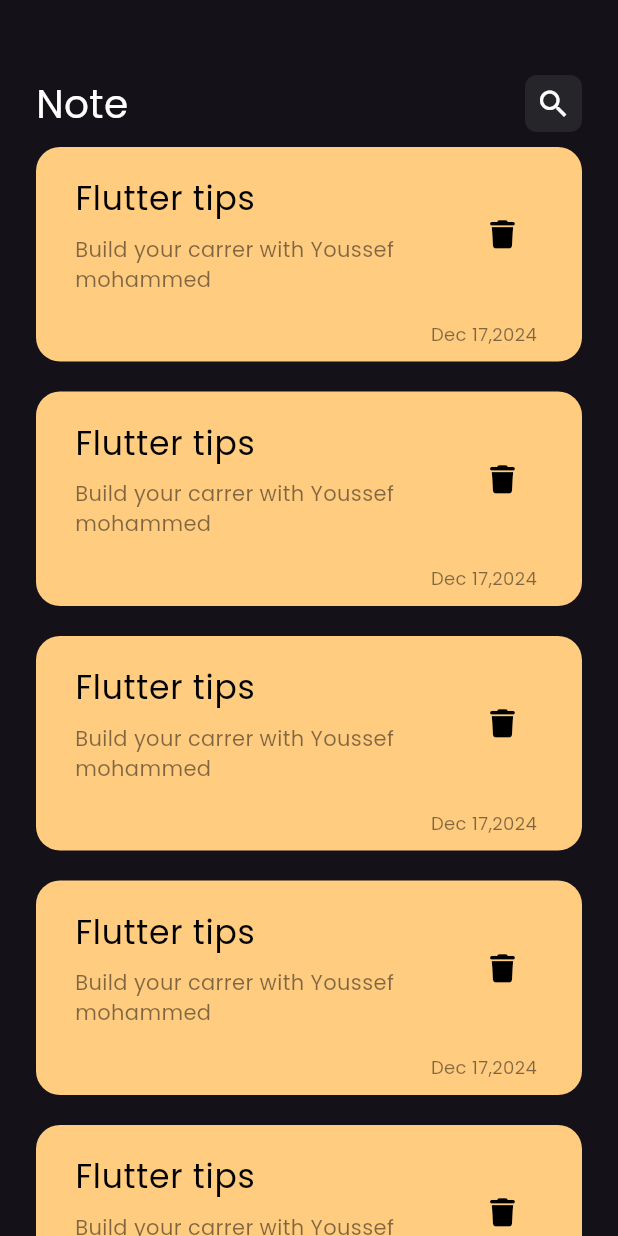
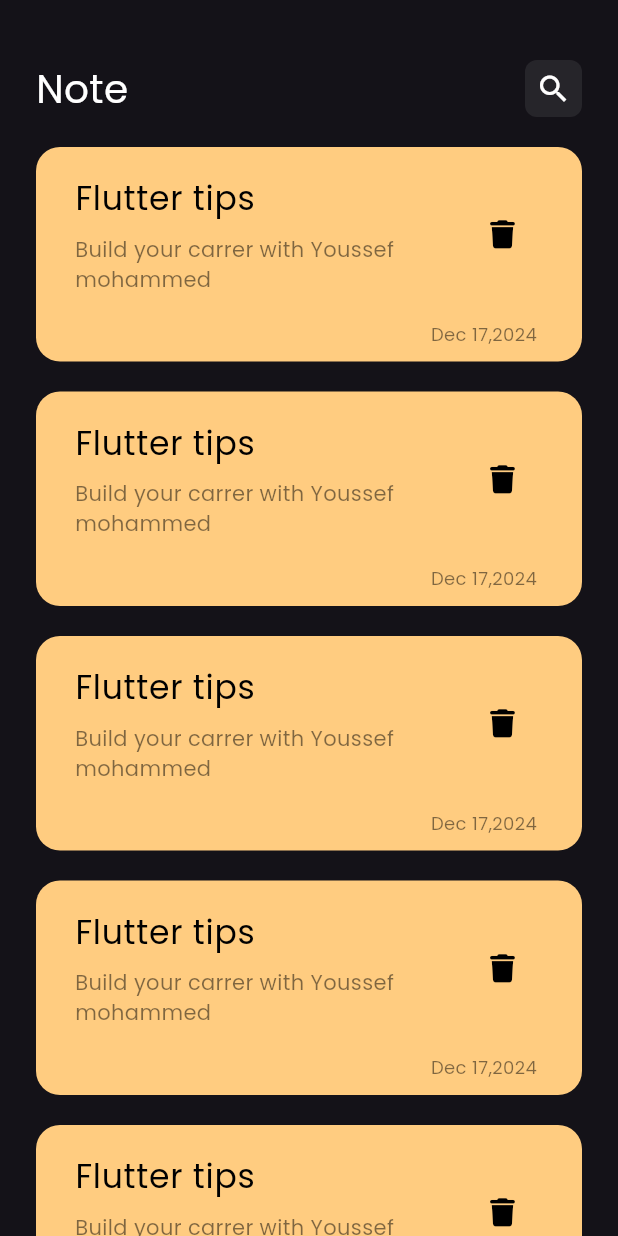
Before and after one commit to Youssef-mohammed13/note_app, a Flutter app: the screen it shows after launch, on a phone screen of 412 x 824 dp. Run offline on Flutter 3.47's test engine with Material 3 defaults, Android fonts, the phone set to English and light mode, and no system bars; our stand-ins replace font_awesome_flutter.

Commit message:
change some sizes in ui

```diff
--- a/lib/views/noteItemListView.dart
+++ b/lib/views/noteItemListView.dart
@@ -7,6 +7,7 @@ class noteItemListView extends StatelessWidget {
   @override
   Widget build(BuildContext context) {
     return ListView.builder(
+      itemCount: 10,
       itemBuilder: (context , index){
       return const note_item();
     });
--- a/lib/views/noteViewBody.dart
+++ b/lib/views/noteViewBody.dart
@@ -13,8 +13,9 @@ class NoteViewBody extends StatelessWidget {
       padding: const EdgeInsets.symmetric(horizontal: 24),
       child: Column(
         children: const [
-          SizedBox(height: 50,),
+          SizedBox(height: 40,),
           CustomAppBar(),
+          SizedBox(height: 10,),
           Expanded(child: noteItemListView()),
         ],
       ),
```
